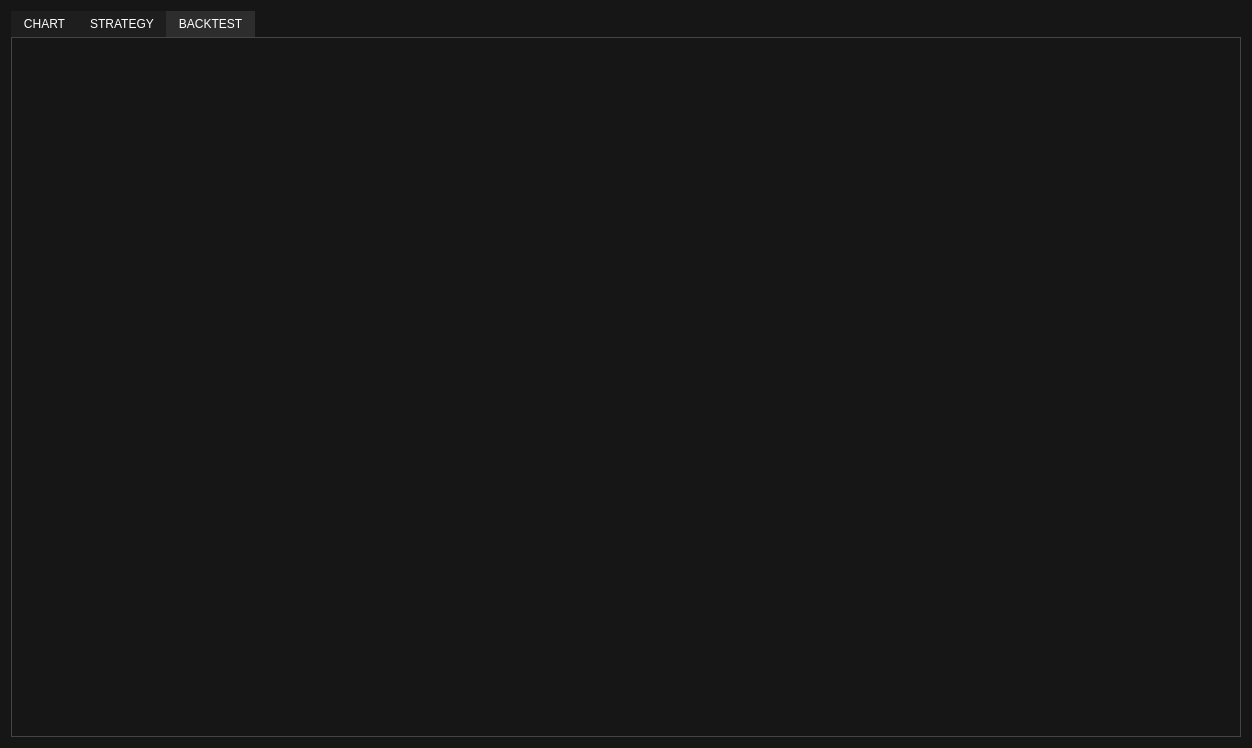
First picture: the form in src/ui/mainwindow.ui, repository BortonGo/TradeSoft, before the edit.
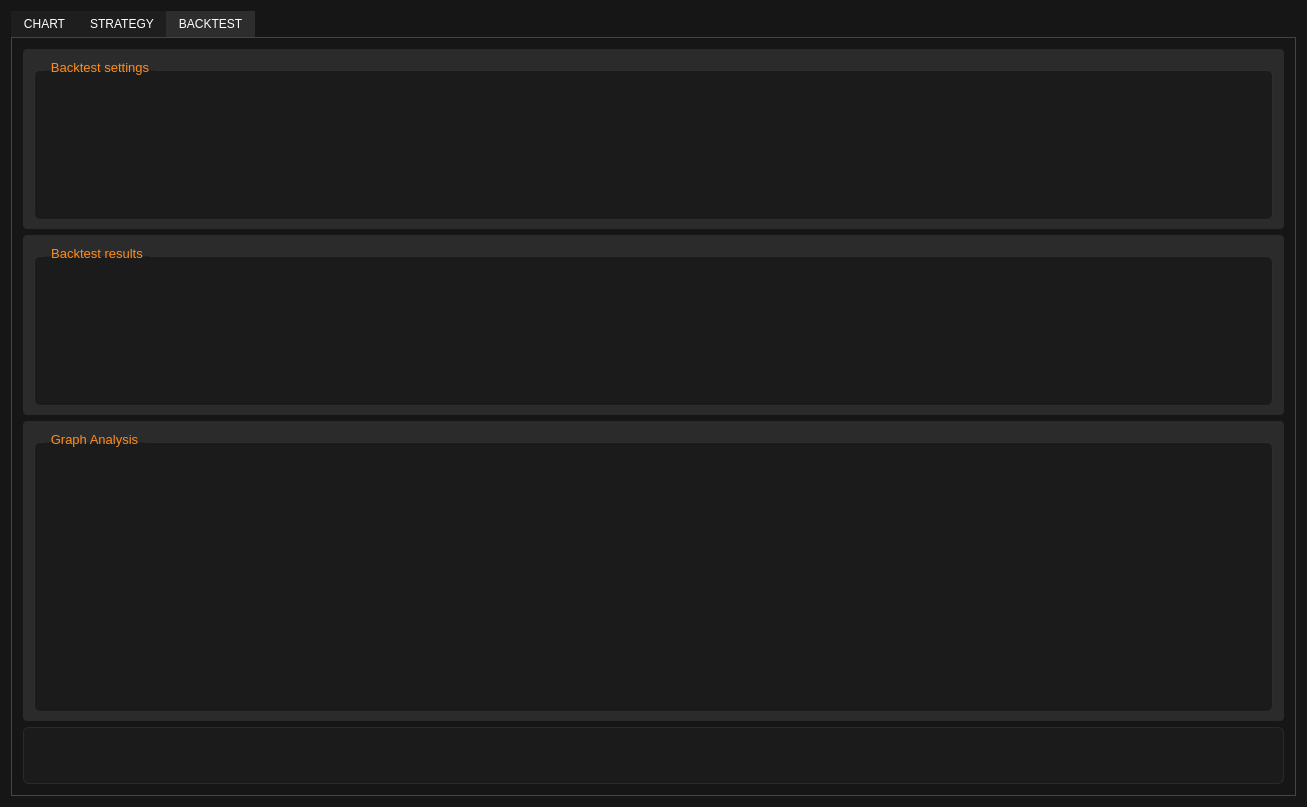
Second picture: the form after the edit. The open tabs and pages were chosen to show the change. Custom widgets are drawn as their Qt base class.

Commit message: Make new ui for Backtest tab

What changed in the file:
```diff
--- a/src/ui/mainwindow.ui
+++ b/src/ui/mainwindow.ui
@@ -6,8 +6,8 @@
    <rect>
     <x>0</x>
     <y>0</y>
-    <width>1252</width>
-    <height>748</height>
+    <width>1307</width>
+    <height>807</height>
    </rect>
   </property>
   <property name="minimumSize">
@@ -46,8 +46,8 @@
 </string>
   </property>
   <widget class="QWidget" name="centralWidget">
-   <layout class="QGridLayout" name="gridLayout">
-    <item row="0" column="0">
+   <layout class="QVBoxLayout" name="verticalLayout_3">
+    <item>
      <layout class="QGridLayout" name="gridLayout_2" rowstretch="0" columnstretch="0">
       <item row="0" column="0">
        <widget class="QTabWidget" name="chartTabWidget">
@@ -1357,6 +1357,472 @@
          <attribute name="title">
           <string>BACKTEST</string>
          </attribute>
+         <layout class="QVBoxLayout" name="verticalLayout_4" stretch="1,1,2,1">
+          <item>
+           <widget class="QFrame" name="BtSettingsFrame">
+            <property name="sizePolicy">
+             <sizepolicy hsizetype="Expanding" vsizetype="Fixed">
+              <horstretch>0</horstretch>
+              <verstretch>0</verstretch>
+             </sizepolicy>
+            </property>
+            <property name="minimumSize">
+             <size>
+              <width>0</width>
+              <height>180</height>
+             </size>
+            </property>
+            <property name="styleSheet">
+             <string notr="true">background-color: rgb(43, 43, 43);
+color: white;                /* цвет текста */
+ border-radius: 4px;</string>
+            </property>
+            <property name="frameShape">
+             <enum>QFrame::StyledPanel</enum>
+            </property>
+            <property name="frameShadow">
+             <enum>QFrame::Raised</enum>
+            </property>
+            <layout class="QHBoxLayout" name="horizontalLayout_4">
+             <item>
+              <widget class="QGroupBox" name="gbBacktestSettings">
+               <property name="sizePolicy">
+                <sizepolicy hsizetype="Preferred" vsizetype="Fixed">
+                 <horstretch>0</horstretch>
+                 <verstretch>0</verstretch>
+                </sizepolicy>
+               </property>
+               <property name="minimumSize">
+                <size>
+                 <width>0</width>
+                 <height>160</height>
+                </size>
+               </property>
+               <property name="font">
+                <font>
+                 <pointsize>10</pointsize>
+                </font>
+               </property>
+               <property name="styleSheet">
+                <string notr="true">QGroupBox {
+    background-color: #1B1B1B;
+    border: 1px solid #2E2E2E;
+    border-radius: 6px;
+    margin-top: 10px;
+}
+
+QGroupBox::title {
+    subcontrol-origin: margin;
+    left: 10px;
+    padding: 0 5px;
+    color: #FF8C1A;
+    font-weight: bold;
+}
+
+QLineEdit, QDoubleSpinBox, QSpinBox, QComboBox {
+    background-color: #222222;
+    border: 1px solid #2E2E2E;
+    border-radius: 4px;
+    padding: 4px;
+    color: #EAEAEA;
+}
+
+QLineEdit:focus, QDoubleSpinBox:focus {
+    border: 1px solid #FF8C1A;
+}
+
+QLabel {
+    color: #9A9A9A;
+}
+
+QCheckBox {
+    spacing: 6px;
+    color: #EAEAEA;
+}
+
+QGroupBox:disabled {
+    color: #666;
+}
+
+QGroupBox:disabled QComboBox,
+QGroupBox:disabled QSpinBox,
+QGroupBox:disabled QDoubleSpinBox,
+QGroupBox:disabled QCheckBox {
+    background-color: #151515;
+    color: #444;
+    border: 1px solid #252525;
+}
+
+</string>
+               </property>
+               <property name="title">
+                <string>Backtest settings</string>
+               </property>
+               <layout class="QGridLayout" name="gridLayout_6"/>
+              </widget>
+             </item>
+            </layout>
+           </widget>
+          </item>
+          <item>
+           <widget class="QFrame" name="BtResultsFrame">
+            <property name="sizePolicy">
+             <sizepolicy hsizetype="Expanding" vsizetype="Fixed">
+              <horstretch>0</horstretch>
+              <verstretch>0</verstretch>
+             </sizepolicy>
+            </property>
+            <property name="minimumSize">
+             <size>
+              <width>0</width>
+              <height>180</height>
+             </size>
+            </property>
+            <property name="styleSheet">
+             <string notr="true">background-color: rgb(43, 43, 43);
+color: white;                /* цвет текста */
+ border-radius: 4px;</string>
+            </property>
+            <property name="frameShape">
+             <enum>QFrame::StyledPanel</enum>
+            </property>
+            <property name="frameShadow">
+             <enum>QFrame::Raised</enum>
+            </property>
+            <layout class="QHBoxLayout" name="horizontalLayout_5">
+             <item>
+              <widget class="QGroupBox" name="gbRM_2">
+               <property name="enabled">
+                <bool>true</bool>
+               </property>
+               <property name="sizePolicy">
+                <sizepolicy hsizetype="Preferred" vsizetype="Fixed">
+                 <horstretch>0</horstretch>
+                 <verstretch>0</verstretch>
+                </sizepolicy>
+               </property>
+               <property name="minimumSize">
+                <size>
+                 <width>0</width>
+                 <height>160</height>
+                </size>
+               </property>
+               <property name="font">
+                <font>
+                 <pointsize>10</pointsize>
+                </font>
+               </property>
+               <property name="styleSheet">
+                <string notr="true">QGroupBox {
+    background-color: #1B1B1B;
+    border: 1px solid #2E2E2E;
+    border-radius: 6px;
+    margin-top: 10px;
+}
+
+QGroupBox::title {
+    subcontrol-origin: margin;
+    left: 10px;
+    padding: 0 5px;
+    color: #FF8C1A;
+    font-weight: bold;
+}
+
+QLineEdit, QDoubleSpinBox, QSpinBox, QComboBox {
+    background-color: #222222;
+    border: 1px solid #2E2E2E;
+    border-radius: 4px;
+    padding: 4px;
+    color: #EAEAEA;
+}
+
+QLineEdit:focus, QDoubleSpinBox:focus {
+    border: 1px solid #FF8C1A;
+}
+
+QLabel {
+    color: #9A9A9A;
+}
+
+QCheckBox {
+    spacing: 6px;
+    color: #EAEAEA;
+}
+
+QGroupBox:disabled {
+    color: #666;
+}
+
+QGroupBox:disabled QComboBox,
+QGroupBox:disabled QSpinBox,
+QGroupBox:disabled QDoubleSpinBox,
+QGroupBox:disabled QCheckBox {
+    background-color: #151515;
+    color: #444;
+    border: 1px solid #252525;
+}
+
+</string>
+               </property>
+               <property name="title">
+                <string>Backtest results</string>
+               </property>
+               <property name="alignment">
+                <set>Qt::AlignLeading|Qt::AlignLeft|Qt::AlignVCenter</set>
+               </property>
+               <layout class="QGridLayout" name="gridLayout_8"/>
+              </widget>
+             </item>
+            </layout>
+           </widget>
+          </item>
+          <item>
+           <widget class="QFrame" name="BtResultsFrame_2">
+            <property name="sizePolicy">
+             <sizepolicy hsizetype="Expanding" vsizetype="Expanding">
+              <horstretch>0</horstretch>
+              <verstretch>0</verstretch>
+             </sizepolicy>
+            </property>
+            <property name="minimumSize">
+             <size>
+              <width>0</width>
+              <height>300</height>
+             </size>
+            </property>
+            <property name="styleSheet">
+             <string notr="true">background-color: rgb(43, 43, 43);
+color: white;                /* цвет текста */
+ border-radius: 4px;</string>
+            </property>
+            <property name="frameShape">
+             <enum>QFrame::StyledPanel</enum>
+            </property>
+            <property name="frameShadow">
+             <enum>QFrame::Raised</enum>
+            </property>
+            <layout class="QHBoxLayout" name="horizontalLayout_6">
+             <item>
+              <widget class="QGroupBox" name="gbRM_3">
+               <property name="enabled">
+                <bool>true</bool>
+               </property>
+               <property name="sizePolicy">
+                <sizepolicy hsizetype="Preferred" vsizetype="Expanding">
+                 <horstretch>0</horstretch>
+                 <verstretch>0</verstretch>
+                </sizepolicy>
+               </property>
+               <property name="minimumSize">
+                <size>
+                 <width>0</width>
+                 <height>280</height>
+                </size>
+               </property>
+               <property name="font">
+                <font>
+                 <pointsize>10</pointsize>
+                </font>
+               </property>
+               <property name="styleSheet">
+                <string notr="true">QGroupBox {
+    background-color: #1B1B1B;
+    border: 1px solid #2E2E2E;
+    border-radius: 6px;
+    margin-top: 10px;
+}
+
+QGroupBox::title {
+    subcontrol-origin: margin;
+    left: 10px;
+    padding: 0 5px;
+    color: #FF8C1A;
+    font-weight: bold;
+}
+
+QLineEdit, QDoubleSpinBox, QSpinBox, QComboBox {
+    background-color: #222222;
+    border: 1px solid #2E2E2E;
+    border-radius: 4px;
+    padding: 4px;
+    color: #EAEAEA;
+}
+
+QLineEdit:focus, QDoubleSpinBox:focus {
+    border: 1px solid #FF8C1A;
+}
+
+QLabel {
+    color: #9A9A9A;
+}
+
+QCheckBox {
+    spacing: 6px;
+    color: #EAEAEA;
+}
+
+QGroupBox:disabled {
+    color: #666;
+}
+
+QGroupBox:disabled QComboBox,
+QGroupBox:disabled QSpinBox,
+QGroupBox:disabled QDoubleSpinBox,
+QGroupBox:disabled QCheckBox {
+    background-color: #151515;
+    color: #444;
+    border: 1px solid #252525;
+}
+
+</string>
+               </property>
+               <property name="title">
+                <string>Graph Analysis</string>
+               </property>
+               <property name="alignment">
+                <set>Qt::AlignLeading|Qt::AlignLeft|Qt::AlignVCenter</set>
+               </property>
+               <layout class="QGridLayout" name="gridLayout_9"/>
+              </widget>
+             </item>
+            </layout>
+           </widget>
+          </item>
+          <item>
+           <widget class="QTableView" name="tableTrades_2">
+            <property name="minimumSize">
+             <size>
+              <width>0</width>
+              <height>41</height>
+             </size>
+            </property>
+            <property name="maximumSize">
+             <size>
+              <width>16777215</width>
+              <height>90</height>
+             </size>
+            </property>
+            <property name="styleSheet">
+             <string notr="true">QTableView, QTableWidget {
+    background-color: #1B1B1B;
+    alternate-background-color: #202020;
+    color: #E6E6E6;
+
+    gridline-color: #2D2D2D;
+    border: 1px solid #2A2A2A;
+    border-radius: 6px;
+
+    selection-background-color: #2F5B8A;
+    selection-color: #FFFFFF;
+
+    outline: 0;
+}
+
+QTableView::item, QTableWidget::item {
+    padding: 6px 10px;          /* читабельные отступы */
+    border: 0px;
+}
+
+QTableView::item:selected, QTableWidget::item:selected {
+    background: #2F5B8A;
+    color: #FFFFFF;
+}
+
+QTableView::item:hover, QTableWidget::item:hover {
+    background: #262626;
+}
+
+/* Шапка (горизонтальная и вертикальная) */
+QHeaderView::section {
+    background-color: #262626;
+    color: #DCDCDC;
+    padding: 7px 10px;
+    border: 1px solid #2F2F2F;
+    font-weight: 600;
+}
+
+QHeaderView::section:hover {
+    background-color: #2B2B2B;
+}
+
+QHeaderView::section:pressed {
+    background-color: #303030;
+}
+
+/* Убираем некрасивый уголок слева сверху */
+QTableCornerButton::section {
+    background-color: #262626;
+    border: 1px solid #2F2F2F;
+}
+
+/* Если редактируешь ячейки */
+QTableView QLineEdit, QTableWidget QLineEdit {
+    background: #141414;
+    color: #FFFFFF;
+    border: 1px solid #3A3A3A;
+    border-radius: 4px;
+    padding: 4px 6px;
+}
+
+/* Линия разделителя / фон под хедером иногда &quot;светит&quot; — глушим */
+QHeaderView {
+    background-color: #1B1B1B;
+}
+
+/* Скроллбар в тему */
+QScrollBar:vertical {
+    background: #161616;
+    width: 12px;
+    margin: 12px 2px 12px 2px;
+    border: 1px solid #2A2A2A;
+    border-radius: 6px;
+}
+
+QScrollBar::handle:vertical {
+    background: #2F2F2F;
+    min-height: 28px;
+    border-radius: 5px;
+}
+
+QScrollBar::handle:vertical:hover { background: #3A3A3A; }
+QScrollBar::handle:vertical:pressed { background: #4A4A4A; }
+
+QScrollBar::add-line:vertical, QScrollBar::sub-line:vertical {
+    background: #161616;
+    height: 10px;
+    border: 0px;
+}
+
+QScrollBar::add-page:vertical, QScrollBar::sub-page:vertical { background: transparent; }
+
+QScrollBar:horizontal {
+    background: #161616;
+    height: 12px;
+    margin: 2px 12px 2px 12px;
+    border: 1px solid #2A2A2A;
+    border-radius: 6px;
+}
+
+QScrollBar::handle:horizontal {
+    background: #2F2F2F;
+    min-width: 28px;
+    border-radius: 5px;
+}
+
+QScrollBar::handle:horizontal:hover { background: #3A3A3A; }
+QScrollBar::handle:horizontal:pressed { background: #4A4A4A; }
+
+QScrollBar::add-line:horizontal, QScrollBar::sub-line:horizontal {
+    background: #161616;
+    width: 10px;
+    border: 0px;
+}
+
+QScrollBar::add-page:horizontal, QScrollBar::sub-page:horizontal { background: transparent; }</string>
+            </property>
+           </widget>
+          </item>
+         </layout>
         </widget>
        </widget>
       </item>
```
Left out of the diff: 8 changed lines with no effect on the pictures.
